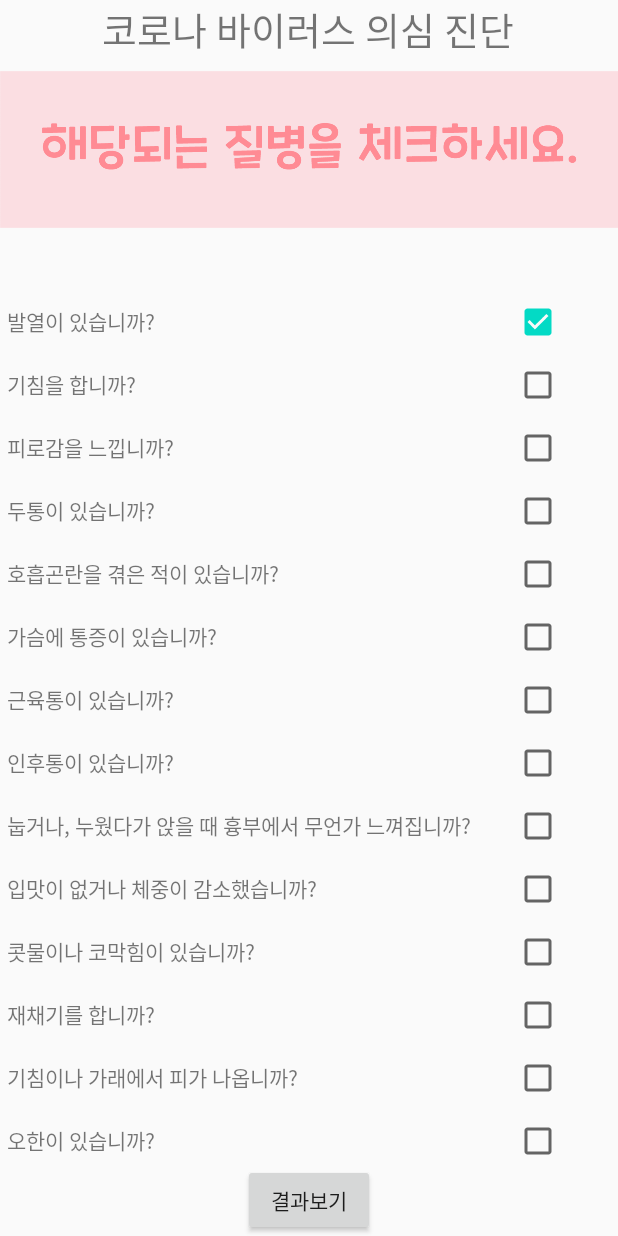
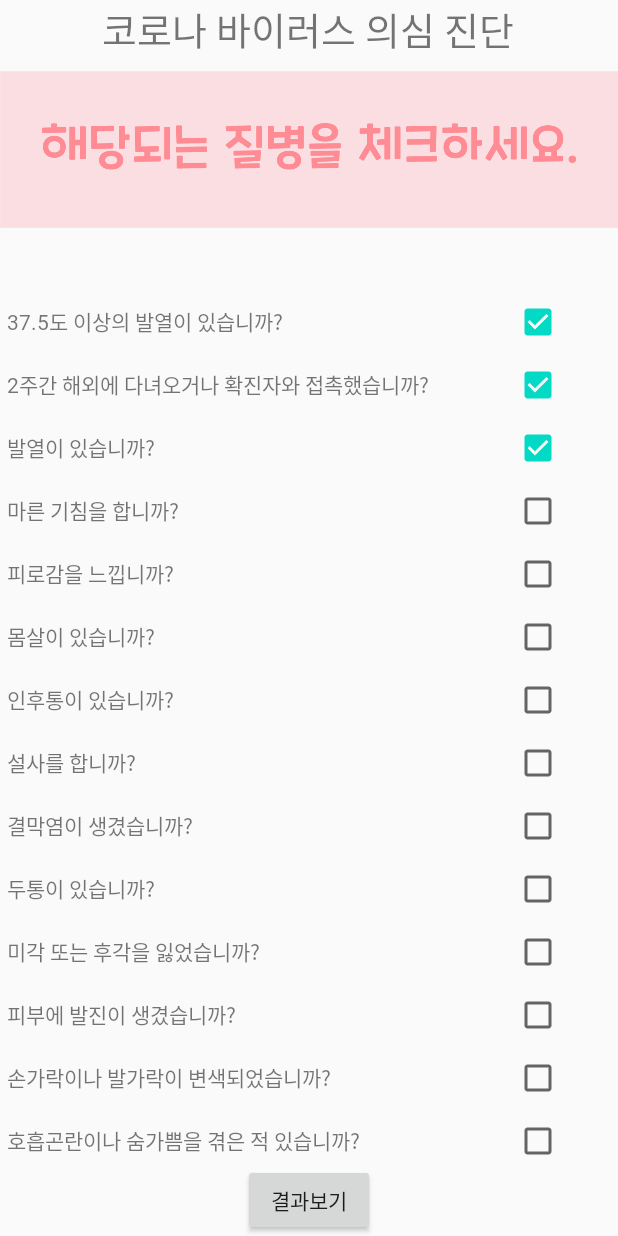
Before and after one commit to sunghyuk-seo/Todak, an Android app: the doubt_Corona_Question screen opened directly, with no data from a screen before it, after a tap on an icon or button, on a phone screen of 412 x 824 dp. Run offline under Robolectric (Android 15) with nearby library versions, the phone set to English and light mode, and no system bars; 2 other taps on this screen came first.

Commit message:
의심진단 질문 추가 및 가중치 변경

```diff
--- a/app/src/main/java/com/example/todak/DoubtCorona/doubt_Corona_Question.java
+++ b/app/src/main/java/com/example/todak/DoubtCorona/doubt_Corona_Question.java
@@ -104,7 +104,7 @@ public class doubt_Corona_Question extends AppCompatActivity {
 
             case R.id.Q1_8c:
             {
-
+                score +=1;
             }
 
             case R.id.Q1_9c:
@@ -114,7 +114,7 @@ public class doubt_Corona_Question extends AppCompatActivity {
 
             case R.id.Q1_10c:
             {
-
+                score +=1;
             }
 
             case R.id.Q1_11c:
@@ -124,52 +124,28 @@ public class doubt_Corona_Question extends AppCompatActivity {
 
             case R.id.Q1_12c:
             {
-
+                score +=2;
             }
 
             case R.id.Q1_13c:
             {
-                score +=1;
+                score +=2;
             }
 
             case R.id.Q1_14c:
             {
-                score +=1;
+                score +=2;
             }
 
             case R.id.Q1_15c:
             {
-                score +=1;
+                score +=2;
             }
 
             case R.id.Q1_16c:
             {
-                score +=1;
+                score +=2;
             }
-
-            case R.id.Q1_17c:
-            {
-                score +=1;
-            }
-
-            case R.id.Q1_18c:
-            {
-                score +=1;
-            }
-
-            case R.id.Q1_19c:
-            {
-                score +=1;
-            }
-
-            case R.id.Q1_20c:
-            {
-                score +=1;
-            }
-
-
-
-
         }
     }
 
--- a/app/src/main/java/com/example/todak/DoubtCorona/doubt_Corona_Result.java
+++ b/app/src/main/java/com/example/todak/DoubtCorona/doubt_Corona_Result.java
@@ -5,10 +5,15 @@ import androidx.appcompat.app.AppCompatActivity;
 
 import android.content.Intent;
 import android.os.Bundle;
+import android.view.View;
+import android.widget.Button;
 import android.widget.TextView;
 import android.widget.Toast;
 
+import com.example.todak.Main2Activity;
 import com.example.todak.R;
+
+import java.util.zip.Inflater;
 
 public class doubt_Corona_Result extends AppCompatActivity {
 
@@ -20,15 +25,24 @@ public class doubt_Corona_Result extends AppCompatActivity {
         super.onCreate(savedInstanceState);
         setContentView(R.layout.activity_doubt__corona_result);
 
-        Disease = (TextView)findViewById(R.id.CoronaTextView);
-        RateView = (TextView)findViewById(R.id.CoronaRateView);
+        Disease = (TextView)findViewById(R.id.Disease_Title);
+        RateView = (TextView)findViewById(R.id.Rate_Title);
 
 
         Intent intent = getIntent();
         Disease.setText(intent.getStringExtra("Disease"));
-        double rate = intent.getDoubleExtra("Rate",0);
-        String Rate = Double.toString(rate);
-        RateView.setText(Rate);
+        double d1 =intent.getDoubleExtra("Rate",0);
+        String s1 = Double.toString(d1);
+        RateView.setText(s1 +" %");
+
+        Button button = (Button)findViewById(R.id.C_button_to_home);
+        button.setOnClickListener(new View.OnClickListener() {
+            @Override
+            public void onClick(View v) {
+                Intent intent = new Intent(doubt_Corona_Result.this, Main2Activity.class);
+                startActivity(intent);
+            }
+        });
     }
 
 
--- a/app/src/main/res/layout/activity_doubt__corona_result.xml
+++ b/app/src/main/res/layout/activity_doubt__corona_result.xml
@@ -31,20 +31,22 @@
         app:layout_constraintVertical_bias="0.239">
 
         <TextView
-            android:id="@+id/CoronaTextView"
+            android:id="@+id/Disease_Title"
             android:layout_width="272dp"
             android:layout_height="25dp"
+            android:fontFamily="@font/cookierun2"
             android:text="TextView"
             app:layout_constraintBottom_toBottomOf="parent"
             app:layout_constraintHorizontal_bias="0.0"
             app:layout_constraintLeft_toLeftOf="parent"
-            app:layout_constraintRight_toLeftOf="@id/CoronaRateView"
+            app:layout_constraintRight_toLeftOf="@id/Rate_Title"
             app:layout_constraintTop_toTopOf="parent" />
 
         <TextView
-            android:id="@+id/CoronaRateView"
+            android:id="@+id/Rate_Title"
             android:layout_width="142dp"
             android:layout_height="27dp"
+            android:fontFamily="@font/cookierun2"
             android:text="TextView"
             app:layout_constraintBottom_toBottomOf="parent"
             app:layout_constraintRight_toRightOf="parent"
@@ -57,6 +59,7 @@
         android:layout_height="wrap_content"
         android:fontFamily="@font/cookierun2"
         android:text="진단 결과"
+
         android:textSize="34sp"
         app:layout_constraintBottom_toBottomOf="@+id/view2"
         app:layout_constraintEnd_toEndOf="parent"
@@ -65,10 +68,13 @@
         app:layout_constraintTop_toTopOf="@+id/view2" />
 
     <Button
-        android:id="@+id/button"
+        android:id="@+id/C_button_to_home"
         android:layout_width="wrap_content"
         android:layout_height="wrap_content"
-        android:text="Button"
+        android:text="홈으로"
+        android:textSize="20dp"
+        android:fontFamily="@font/cookierun2"
+        android:background="@drawable/button_custom1"
         app:layout_constraintBottom_toBottomOf="parent"
         app:layout_constraintEnd_toEndOf="parent"
         app:layout_constraintHorizontal_bias="0.498"
@@ -76,4 +82,34 @@
         app:layout_constraintTop_toBottomOf="@+id/constraintLayout"
         app:layout_constraintVertical_bias="0.914" />
 
+    <androidx.constraintlayout.widget.ConstraintLayout
+        android:layout_width="411dp"
+        android:layout_height="24dp"
+        android:orientation="horizontal"
+        tools:layout_editor_absoluteX="0dp"
+        tools:layout_editor_absoluteY="231dp">
+
+        <TextView
+            android:id="@+id/textView5"
+            android:layout_width="wrap_content"
+            android:layout_height="wrap_content"
+            android:fontFamily="@font/cookierun2"
+            android:text="질병명"
+
+            app:layout_constraintLeft_toLeftOf="parent"
+            tools:layout_editor_absoluteY="1dp" />
+
+        <TextView
+            android:id="@+id/textView7"
+            android:layout_width="wrap_content"
+            android:layout_height="wrap_content"
+            android:fontFamily="@font/cookierun2"
+            android:text="질병 의심 비율"
+
+            app:layout_constraintHorizontal_bias="0.8"
+            app:layout_constraintLeft_toRightOf="@id/textView5"
+            app:layout_constraintRight_toRightOf="parent"
+            tools:layout_editor_absoluteY="1dp" />
+    </androidx.constraintlayout.widget.ConstraintLayout>
+
 </androidx.constraintlayout.widget.ConstraintLayout>
--- a/app/src/main/res/layout/doubt_corona_question_page_1.xml
+++ b/app/src/main/res/layout/doubt_corona_question_page_1.xml
@@ -38,6 +38,54 @@
                 android:orientation="horizontal">
 
                 <TextView
+                    android:id="@+id/Q1_15q"
+                    android:layout_width="305dp"
+                    android:layout_height="32dp"
+                    android:layout_weight="1"
+                    android:fontFamily="@font/cookierun2"
+                    android:text="37.5도 이상의 발열이 있습니까?" />
+
+                <CheckBox
+                    android:id="@+id/Q1_15c"
+                    android:layout_width="wrap_content"
+                    android:layout_height="wrap_content"
+                    android:layout_weight="1"
+                    android:onClick="onCheckButtonListener"
+                    android:text="" />
+
+            </LinearLayout>
+
+            <LinearLayout
+                android:layout_width="match_parent"
+                android:layout_height="match_parent"
+                android:layout_marginBottom="10dp"
+                android:orientation="horizontal">
+
+                <TextView
+                    android:id="@+id/Q1_16q"
+                    android:layout_width="305dp"
+                    android:layout_height="32dp"
+                    android:layout_weight="1"
+                    android:fontFamily="@font/cookierun2"
+                    android:text="2주간 해외에 다녀오거나 확진자와 접촉했습니까?" />
+
+                <CheckBox
+                    android:id="@+id/Q1_16c"
+                    android:layout_width="wrap_content"
+                    android:layout_height="wrap_content"
+                    android:layout_weight="1"
+                    android:onClick="onCheckButtonListener"
+                    android:text="" />
+
+            </LinearLayout>
+
+            <LinearLayout
+                android:layout_width="match_parent"
+                android:layout_height="match_parent"
+                android:layout_marginBottom="10dp"
+                android:orientation="horizontal">
+
+                <TextView
                     android:id="@+id/Q1_1q"
                     android:layout_width="305dp"
                     android:layout_height="32dp"
@@ -68,7 +116,7 @@
                     android:layout_height="32dp"
                     android:layout_weight="1"
                     android:fontFamily="@font/cookierun2"
-                    android:text="기침을 합니까?" />
+                    android:text="마른 기침을 합니까?" />
 
                 <CheckBox
                     android:id="@+id/Q1_2c"
@@ -116,7 +164,7 @@
                     android:layout_height="32dp"
                     android:layout_weight="1"
                     android:fontFamily="@font/cookierun2"
-                    android:text="두통이 있습니까?" />
+                    android:text="몸살이 있습니까?" />
 
                 <CheckBox
                     android:id="@+id/Q1_4c"
@@ -140,7 +188,7 @@
                     android:layout_height="32dp"
                     android:layout_weight="1"
                     android:fontFamily="@font/cookierun2"
-                    android:text="호흡곤란을 겪은 적이 있습니까?" />
+                    android:text="인후통이 있습니까?" />
 
                 <CheckBox
                     android:id="@+id/Q1_5c"
@@ -164,7 +212,7 @@
                     android:layout_height="32dp"
                     android:layout_weight="1"
                     android:fontFamily="@font/cookierun2"
-                    android:text="가슴에 통증이 있습니까?" />
+                    android:text="설사를 합니까?" />
 
                 <CheckBox
                     android:id="@+id/Q1_6c"
@@ -188,7 +236,7 @@
                     android:layout_height="32dp"
                     android:layout_weight="1"
                     android:fontFamily="@font/cookierun2"
-                    android:text="근육통이 있습니까?" />
+                    android:text="결막염이 생겼습니까?" />
 
                 <CheckBox
                     android:id="@+id/Q1_7c"
@@ -212,7 +260,7 @@
                     android:layout_height="32dp"
                     android:layout_weight="1"
                     android:fontFamily="@font/cookierun2"
-                    android:text="인후통이 있습니까?" />
+                    android:text="두통이 있습니까?" />
 
                 <CheckBox
                     android:id="@+id/Q1_8c"
@@ -236,7 +284,7 @@
                     android:layout_height="32dp"
                     android:layout_weight="1"
                     android:fontFamily="@font/cookierun2"
-                    android:text="눕거나, 누웠다가 앉을 때 흉부에서 무언가 느껴집니까?" />
+                    android:text="미각 또는 후각을 잃었습니까?" />
 
                 <CheckBox
                     android:id="@+id/Q1_9c"
@@ -261,7 +309,7 @@
                     android:layout_height="32dp"
                     android:layout_weight="1"
                     android:fontFamily="@font/cookierun2"
-                    android:text="입맛이 없거나 체중이 감소했습니까?" />
+                    android:text="피부에 발진이 생겼습니까?" />
 
                 <CheckBox
                     android:id="@+id/Q1_10c"
@@ -286,7 +334,7 @@
                     android:layout_height="32dp"
                     android:layout_weight="1"
                     android:fontFamily="@font/cookierun2"
-                    android:text="콧물이나 코막힘이 있습니까?" />
+                    android:text="손가락이나 발가락이 변색되었습니까?" />
 
                 <CheckBox
                     android:id="@+id/Q1_11c"
@@ -311,7 +359,7 @@
                     android:layout_height="32dp"
                     android:layout_weight="1"
                     android:fontFamily="@font/cookierun2"
-                    android:text="재채기를 합니까?" />
+                    android:text="호흡곤란이나 숨가쁨을 겪은 적 있습니까?" />
 
                 <CheckBox
                     android:id="@+id/Q1_12c"
@@ -336,7 +384,7 @@
                     android:layout_height="32dp"
                     android:layout_weight="1"
                     android:fontFamily="@font/cookierun2"
-                    android:text="기침이나 가래에서 피가 나옵니까?" />
+                    android:text="가슴에 통증이나 압박감을 느낍니까?" />
 
                 <CheckBox
                     android:id="@+id/Q1_13c"
@@ -361,7 +409,7 @@
                     android:layout_height="32dp"
                     android:layout_weight="1"
                     android:fontFamily="@font/cookierun2"
-                    android:text="오한이 있습니까?" />
+                    android:text="언어 또는 운동장애가 생겼습니까?" />
 
                 <CheckBox
                     android:id="@+id/Q1_14c"
@@ -373,155 +421,7 @@
 
             </LinearLayout>
 
-            <LinearLayout
-                android:layout_width="match_parent"
-                android:layout_height="match_parent"
-                android:layout_marginBottom="10dp"
-                android:orientation="horizontal">
 
-                <TextView
-                    android:id="@+id/Q1_15q"
-                    android:layout_width="305dp"
-                    android:layout_height="32dp"
-                    android:layout_weight="1"
-                    android:fontFamily="@font/cookierun2"
-                    android:text="호흡하면 휘파람 소리가 날 때가 있습니까?" />
-
-                <CheckBox
-                    android:id="@+id/Q1_15c"
-                    android:layout_width="wrap_content"
-                    android:layout_height="wrap_content"
-                    android:layout_weight="1"
-                    android:onClick="onCheckButtonListener"
-                    android:text="" />
-
-
-            </LinearLayout>
-
-            <LinearLayout
-                android:layout_width="match_parent"
-                android:layout_height="match_parent"
-                android:layout_marginBottom="10dp"
-                android:orientation="horizontal">
-
-                <TextView
-                    android:id="@+id/Q1_16q"
-                    android:layout_width="305dp"
-                    android:layout_height="32dp"
-                    android:layout_weight="1"
-                    android:fontFamily="@font/cookierun2"
-                    android:text="어지러움을 느낍니까?" />
-
-                <CheckBox
-                    android:id="@+id/Q1_16c"
-                    android:layout_width="wrap_content"
-                    android:layout_height="wrap_content"
-                    android:layout_weight="1"
-                    android:onClick="onCheckButtonListener"
-                    android:text="" />
-
-
-            </LinearLayout>
-
-            <LinearLayout
-                android:layout_width="match_parent"
-                android:layout_height="match_parent"
-                android:layout_marginBottom="10dp"
-                android:orientation="horizontal">
-
-                <TextView
-                    android:id="@+id/Q1_17q"
-                    android:layout_width="305dp"
-                    android:layout_height="32dp"
-                    android:layout_weight="1"
-                    android:fontFamily="@font/cookierun2"
-                    android:text="과도한 호흡이나 가쁜 호흡이 있습니까?" />
-
-                <CheckBox
-                    android:id="@+id/Q1_17c"
-                    android:layout_width="wrap_content"
-                    android:layout_height="wrap_content"
-                    android:layout_weight="1"
-                    android:onClick="onCheckButtonListener"
-                    android:text="" />
-
-
-            </LinearLayout>
-
-            <LinearLayout
-                android:layout_width="match_parent"
-                android:layout_height="match_parent"
-                android:layout_marginBottom="10dp"
-                android:orientation="horizontal">
-
-                <TextView
-                    android:id="@+id/Q1_18q"
-                    android:layout_width="305dp"
-                    android:layout_height="32dp"
-                    android:layout_weight="1"
-                    android:fontFamily="@font/cookierun2"
-                    android:text="어지러움을 느낍니까?" />
-
-                <CheckBox
-                    android:id="@+id/Q1_18c"
-                    android:layout_width="wrap_content"
-                    android:layout_height="wrap_content"
-                    android:layout_weight="1"
-                    android:onClick="onCheckButtonListener"
-                    android:text="" />
-
-
-            </LinearLayout>
-
-            <LinearLayout
-                android:layout_width="match_parent"
-                android:layout_height="match_parent"
-                android:layout_marginBottom="10dp"
-                android:orientation="horizontal">
-
-                <TextView
-                    android:id="@+id/Q1_19q"
-                    android:layout_width="305dp"
-                    android:layout_height="32dp"
-                    android:layout_weight="1"
-                    android:fontFamily="@font/cookierun2"
-                    android:text="손발에 경련이 일어납니까?" />
-
-                <CheckBox
-                    android:id="@+id/Q1_19c"
-                    android:layout_width="wrap_content"
-                    android:layout_height="wrap_content"
-                    android:layout_weight="1"
-                    android:onClick="onCheckButtonListener"
-                    android:text="" />
-
-
-            </LinearLayout>
-
-            <LinearLayout
-                android:layout_width="match_parent"
-                android:layout_height="match_parent"
-                android:layout_marginBottom="10dp"
-                android:orientation="horizontal">
-
-                <TextView
-                    android:id="@+id/Q1_20q"
-                    android:layout_width="305dp"
-                    android:layout_height="32dp"
-                    android:layout_weight="1"
-                    android:fontFamily="@font/cookierun2"
-                    android:text="눈에 충혈이 생기거나 눈꼽이 낍니까?" />
-
-                <CheckBox
-                    android:id="@+id/Q1_20c"
-                    android:layout_width="wrap_content"
-                    android:layout_height="wrap_content"
-                    android:layout_weight="1"
-                    android:onClick="onCheckButtonListener"
-                    android:text="" />
-
-
-            </LinearLayout>
         </LinearLayout>
 
 
```
